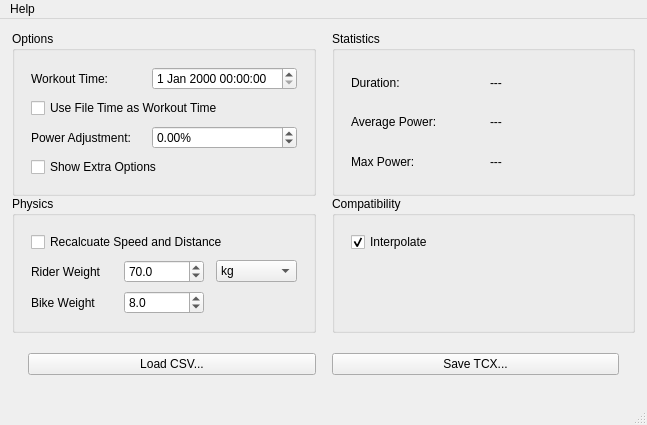
This is source/ui/mainwindow.ui in j33433/MPowerTCX as Qt 5 draws it before an edit. The edited form follows.
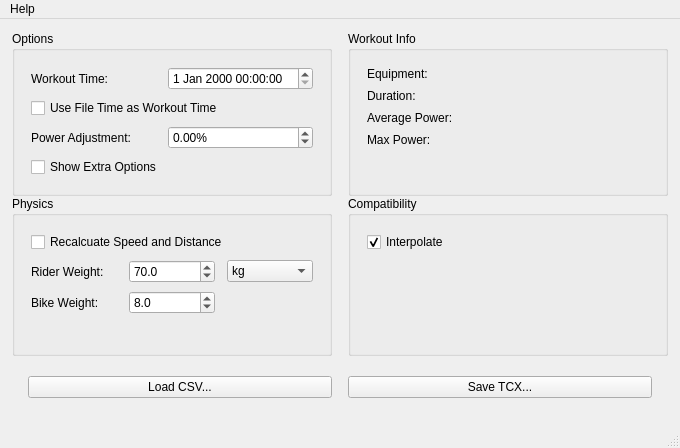
This is the edited form.

Commit message: Show equipment type. GUI alignment

```diff
--- a/source/ui/mainwindow.ui
+++ b/source/ui/mainwindow.ui
@@ -6,8 +6,8 @@
    <rect>
     <x>0</x>
     <y>0</y>
-    <width>647</width>
-    <height>415</height>
+    <width>680</width>
+    <height>448</height>
    </rect>
   </property>
   <property name="windowTitle">
@@ -26,6 +26,12 @@
     </property>
     <item row="0" column="0">
      <widget class="QGroupBox" name="groupBox">
+      <property name="minimumSize">
+       <size>
+        <width>320</width>
+        <height>160</height>
+       </size>
+      </property>
       <property name="title">
        <string>Options</string>
       </property>
@@ -89,13 +95,32 @@
          </property>
         </widget>
        </item>
+       <item row="4" column="0">
+        <spacer name="verticalSpacer_4">
+         <property name="orientation">
+          <enum>Qt::Vertical</enum>
+         </property>
+         <property name="sizeHint" stdset="0">
+          <size>
+           <width>20</width>
+           <height>40</height>
+          </size>
+         </property>
+        </spacer>
+       </item>
       </layout>
      </widget>
     </item>
     <item row="0" column="1">
      <widget class="QGroupBox" name="groupBox_2">
+      <property name="minimumSize">
+       <size>
+        <width>320</width>
+        <height>160</height>
+       </size>
+      </property>
       <property name="title">
-       <string>Statistics</string>
+       <string>Workout Info</string>
       </property>
       <property name="flat">
        <bool>true</bool>
@@ -110,53 +135,86 @@
        <property name="margin">
         <number>16</number>
        </property>
-       <item row="0" column="0">
+       <item row="1" column="0">
         <widget class="QLabel" name="labelDurationName">
          <property name="text">
           <string>Duration:</string>
          </property>
         </widget>
        </item>
-       <item row="0" column="1">
+       <item row="1" column="1">
         <widget class="QLabel" name="labelDuration">
          <property name="text">
-          <string>---</string>
+          <string/>
          </property>
         </widget>
        </item>
-       <item row="1" column="0">
+       <item row="2" column="0">
         <widget class="QLabel" name="labelAveragePowerName">
          <property name="text">
           <string>Average Power:</string>
          </property>
         </widget>
        </item>
-       <item row="1" column="1">
+       <item row="2" column="1">
         <widget class="QLabel" name="labelAveragePower">
          <property name="text">
-          <string>---</string>
+          <string/>
          </property>
         </widget>
        </item>
-       <item row="2" column="0">
+       <item row="3" column="0">
         <widget class="QLabel" name="labelMaxPowerName">
          <property name="text">
           <string>Max Power:</string>
          </property>
         </widget>
        </item>
-       <item row="2" column="1">
+       <item row="3" column="1">
         <widget class="QLabel" name="labelMaxPower">
          <property name="text">
-          <string>---</string>
+          <string/>
          </property>
         </widget>
        </item>
+       <item row="0" column="0">
+        <widget class="QLabel" name="labelEquipmentName">
+         <property name="text">
+          <string>Equipment:</string>
+         </property>
+        </widget>
+       </item>
+       <item row="0" column="1">
+        <widget class="QLabel" name="labelEquipment">
+         <property name="text">
+          <string/>
+         </property>
+        </widget>
+       </item>
+       <item row="4" column="0">
+        <spacer name="verticalSpacer_5">
+         <property name="orientation">
+          <enum>Qt::Vertical</enum>
+         </property>
+         <property name="sizeHint" stdset="0">
+          <size>
+           <width>20</width>
+           <height>40</height>
+          </size>
+         </property>
+        </spacer>
+       </item>
       </layout>
      </widget>
     </item>
     <item row="1" column="0">
      <widget class="QGroupBox" name="groupBoxPhysics">
+      <property name="minimumSize">
+       <size>
+        <width>320</width>
+        <height>160</height>
+       </size>
+      </property>
       <property name="title">
        <string>Physics</string>
       </property>
@@ -176,7 +234,7 @@
        <item row="1" column="0">
         <widget class="QLabel" name="label">
          <property name="text">
-          <string>Rider Weight</string>
+          <string>Rider Weight:</string>
          </property>
         </widget>
        </item>
@@ -210,7 +268,7 @@
        <item row="2" column="0">
         <widget class="QLabel" name="label_2">
          <property name="text">
-          <string>Bike Weight</string>
+          <string>Bike Weight:</string>
          </property>
         </widget>
        </item>
@@ -300,6 +358,12 @@
     </item>
     <item row="1" column="1">
      <widget class="QGroupBox" name="groupBoxCompatibility">
+      <property name="minimumSize">
+       <size>
+        <width>320</width>
+        <height>160</height>
+       </size>
+      </property>
       <property name="title">
        <string>Compatibility</string>
       </property>
@@ -349,7 +413,7 @@
     <rect>
      <x>0</x>
      <y>0</y>
-     <width>647</width>
+     <width>680</width>
      <height>19</height>
     </rect>
    </property>
```
The commit also changes 9 other files.
